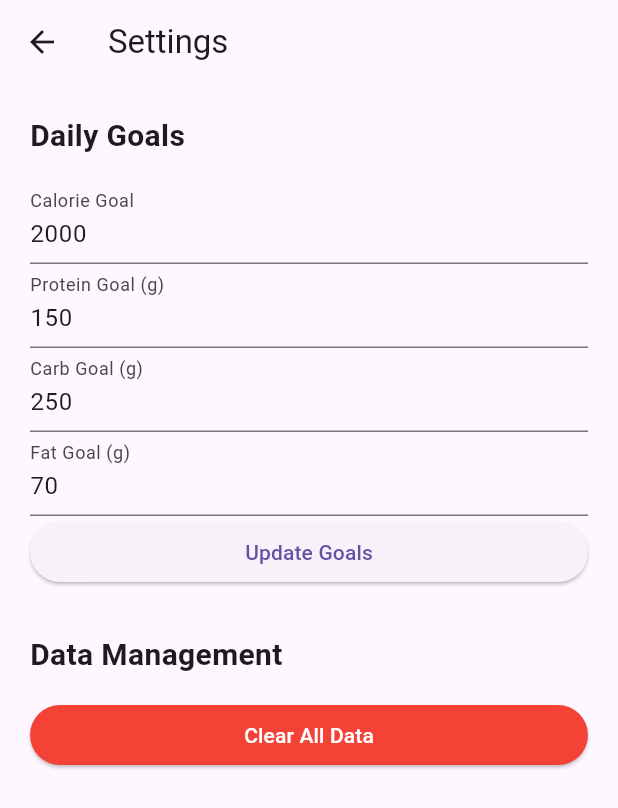
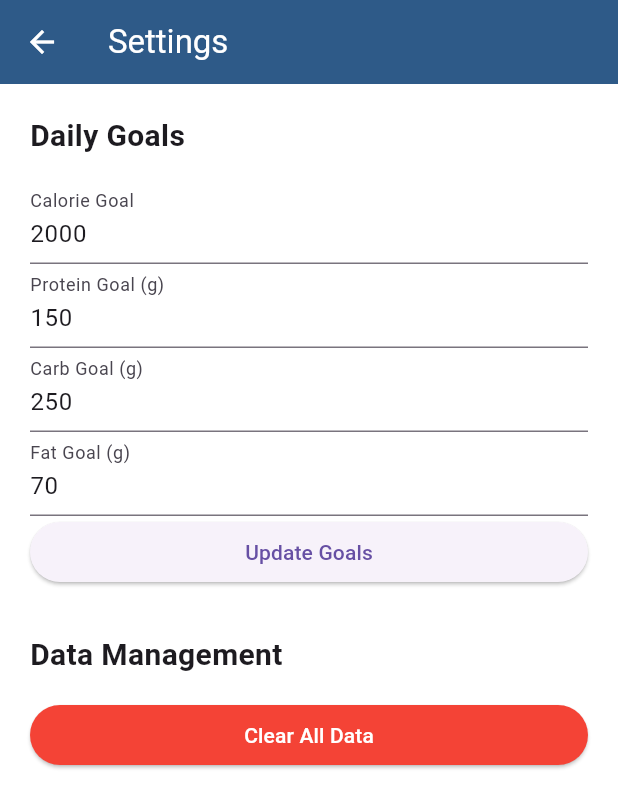
Before and after one commit to RD-Dundee/FitnessFriend, a Flutter app: the screen it shows after launch, after a tap on the "settings" icon, on a phone screen of 412 x 824 dp. Shown: the top 808 px of the screen. Run offline on Flutter 3.47's test engine with Material 3 defaults, Android fonts, the phone set to English and light mode, and no system bars; our stand-ins replace percent_indicator, sqflite; missing offline and left inert: encrypt; accounts and stored records are empty.

Commit message:
Final version

```diff
--- a/fitness_friend/lib/main.dart
+++ b/fitness_friend/lib/main.dart
@@ -10,8 +10,18 @@ class MyApp extends StatelessWidget {
 
   @override
   Widget build(BuildContext context) {
-    return const MaterialApp(
-      home: navBar(),
+    return MaterialApp(
+      debugShowCheckedModeBanner: false,
+      theme: ThemeData(
+        primaryColor: Color(0xFF2E5A88),
+        scaffoldBackgroundColor: Colors.white,
+        appBarTheme: AppBarTheme(
+          backgroundColor: Color(0xFF2E5A88),
+          foregroundColor: Colors.white,
+          elevation: 0,
+        ),
+      ),
+      home: const navBar(),
     );
   }
 }
--- a/fitness_friend/lib/screens/home.dart
+++ b/fitness_friend/lib/screens/home.dart
@@ -74,15 +74,14 @@ class homeScreenState extends State<homeScreen> {
     }
   }
 
-  Future<void> logPortion(Map<String, dynamic> meal) async {
+  Future<void> logPortion(Map<String, dynamic> meal, TextEditingController weightCtrl) async {
     final enteredWeight = int.tryParse(weightCtrl.text) ?? 0;
     if (enteredWeight == 0) return;
 
     final scale = enteredWeight / (meal["totalWeight"] ?? 1);
 
     final now = DateTime.now();
-    final date =
-        "${now.year}-${now.month.toString().padLeft(2, '0')}-${now.day.toString().padLeft(2, '0')}";
+    final date = "${now.year}-${now.month.toString().padLeft(2, '0')}-${now.day.toString().padLeft(2, '0')}";
 
     final db = await AppDatabase.getDatabase();
     await db.insert("loggedMeals", {
@@ -99,6 +98,9 @@ class homeScreenState extends State<homeScreen> {
 
     weightCtrl.clear();
     await loadProgress();
+
+    ScaffoldMessenger.of(context)
+        .showSnackBar(const SnackBar(content: Text("Meal logged successfully!")));
   }
 
   @override
@@ -108,26 +110,32 @@ class homeScreenState extends State<homeScreen> {
       body: SingleChildScrollView(
         child: Column(
           children: [
-            const SizedBox(height: 40),
 
-            Center(
-              child: CircularPercentIndicator(
+            Card(
+              margin: EdgeInsets.all(16),
+              elevation: 2,
+              child: Padding(
+                padding: EdgeInsets.all(20),
+                child: Column(
+                  children: [
+                    CircularPercentIndicator(
                       radius: 110,
                       lineWidth: 18,
-                percent: calorieGoal == 0
-                    ? 0
-                    : (calories / calorieGoal).clamp(0.0, 1.0),
+                      percent: calorieGoal == 0 ? 0 : (calories / calorieGoal).clamp(0.0, 1.0),
                       animation: true,
                       circularStrokeCap: CircularStrokeCap.round,
                       progressColor: Colors.orange,
                       backgroundColor: Colors.grey.shade300,
                       center: Column(
                         mainAxisAlignment: MainAxisAlignment.center,
+                        mainAxisSize: MainAxisSize.min,
                         children: [
                           Text(
                             "$calories",
                             style: const TextStyle(
-                          fontSize: 34, fontWeight: FontWeight.bold),
+                              fontSize: 34,
+                              fontWeight: FontWeight.bold,
+                            ),
                           ),
                           Text(
                             "/ $calorieGoal kcal",
@@ -136,29 +144,49 @@ class homeScreenState extends State<homeScreen> {
                         ],
                       ),
                     ),
-            ),
 
                     const SizedBox(height: 30),
 
-            Row(
+                    Container(
+                      padding: EdgeInsets.symmetric(horizontal: 5),
+                      child: Row(
                         mainAxisAlignment: MainAxisAlignment.spaceAround,
                         children: [
-                macroWheel(carbs, carbGoal, "Carbs"),
-                macroWheel(protein, proteinGoal, "Protein"),
-                macroWheel(fat, fatGoal, "Fat"),
+                          macroWheel(carbs, carbGoal, "Carbs", Colors.blue),
+                          macroWheel(protein, proteinGoal, "Protein", Colors.red),
+                          macroWheel(fat, fatGoal, "Fat", Colors.purple),
+                        ],
+                      ),
+                    ),
                   ],
                 ),
 
-            const SizedBox(height: 25),
-            Container(height: 3, width: double.infinity, color: Colors.grey.shade400),
-            const SizedBox(height: 20),
-
-            const Text(
-              "Saved Meals",
-              style: TextStyle(fontSize: 22, fontWeight: FontWeight.bold),
+              ),
             ),
 
-            const SizedBox(height: 15),
+            Container(
+              width: double.infinity,
+              padding: EdgeInsets.symmetric(vertical: 20),
+              decoration: BoxDecoration(
+                border: Border(
+                  bottom: BorderSide(
+                    color: Colors.grey.shade400,
+                    width: 3,
+                  ),
+                ),
+              ),
+              child: Center(
+                child: Text(
+                  "Saved Meals",
+                  style: TextStyle(
+                    fontSize: 22,
+                    fontWeight: FontWeight.bold,
+                  ),
+                ),
+              ),
+            ),
+
+            const SizedBox(height: 20),
 
             for (final meal in savedMeals) buildSavedMealCard(meal),
 
@@ -169,18 +197,19 @@ class homeScreenState extends State<homeScreen> {
     );
   }
 
-  Widget macroWheel(int value, int goal, String label) {
+  Widget macroWheel(int value, int goal, String label, Color color) {
     return Column(
       children: [
         CircularPercentIndicator(
-          radius: 55,
+          radius: 45,
           lineWidth: 10,
           percent: goal == 0 ? 0 : (value / goal).clamp(0.0, 1.0),
           animation: true,
-          progressColor: Colors.blue,
+          circularStrokeCap: CircularStrokeCap.butt,
+          progressColor: color,
           backgroundColor: Colors.grey,
           center: Text(
-            "${goal == 0 ? 0 : ((value / goal) * 100).round()}%",
+            goal == 0 ? "0%" : "${((value / goal) * 100).round()}%",
             style: const TextStyle(fontSize: 16),
           ),
         ),
@@ -192,35 +221,40 @@ class homeScreenState extends State<homeScreen> {
   }
 
   Widget buildSavedMealCard(Map<String, dynamic> meal) {
+    final localWeightCtrl = TextEditingController();
+
     return Container(
       margin: const EdgeInsets.symmetric(vertical: 8, horizontal: 15),
       padding: const EdgeInsets.all(15),
       decoration: BoxDecoration(
-          borderRadius: BorderRadius.circular(12), color: Colors.grey.shade200),
+        borderRadius: BorderRadius.circular(12),
+        color: Colors.grey.shade100,
+        border: Border.all(
+          color: Colors.grey.shade400,
+          width: 1,
+        ),
+      ),
       child: Column(
         crossAxisAlignment: CrossAxisAlignment.start,
         children: [
           Text(meal["name"],
-              style:
-                  const TextStyle(fontSize: 18, fontWeight: FontWeight.w600)),
+              style: const TextStyle(fontSize: 18, fontWeight: FontWeight.w600)),
           const SizedBox(height: 5),
-          Text("${meal["totalWeight"]} g • ${meal["calories"]} kcal"),
-
+          Text("${meal["totalWeight"]}g • ${meal["calories"]} kcal • ${meal["protein"]}P • ${meal["carbs"]}C • ${meal["fat"]}F"),
           const SizedBox(height: 10),
 
           Row(
             children: [
               Expanded(
                 child: TextField(
-                  controller: weightCtrl,
-                  decoration:
-                      const InputDecoration(labelText: "Weight used (g)"),
+                  controller: localWeightCtrl,
+                  decoration: const InputDecoration(labelText: "Weight used (g)"),
                   keyboardType: TextInputType.number,
                 ),
               ),
               const SizedBox(width: 10),
               ElevatedButton(
-                onPressed: () => logPortion(meal),
+                onPressed: () => logPortion(meal, localWeightCtrl),
                 child: const Text("Add"),
               ),
             ],
@@ -229,4 +263,5 @@ class homeScreenState extends State<homeScreen> {
       ),
     );
   }
+
 }
--- a/fitness_friend/lib/screens/loggedMeals.dart
+++ b/fitness_friend/lib/screens/loggedMeals.dart
@@ -1,5 +1,6 @@
 import 'package:flutter/material.dart';
 import '../tables/database.dart';
+import '../screens/settings.dart';
 
 class loggedMeals extends StatefulWidget {
   const loggedMeals({super.key});
@@ -42,12 +43,11 @@ class _loggedMealsState extends State<loggedMeals> {
 
     Map<String, List<Map<String, dynamic>>> grouped = {};
     for (var meal in data) {
-      //fix
       final rawTs = meal["timestamp"];
       final ts = DateTime.fromMillisecondsSinceEpoch(
         (rawTs is int) ? rawTs : int.tryParse(rawTs.toString()) ?? 0
       );
-      //this part
+
       final hourKey = "${ts.hour.toString().padLeft(2, '0')}:00";
 
       grouped.putIfAbsent(hourKey, () => []);
@@ -62,7 +62,20 @@ class _loggedMealsState extends State<loggedMeals> {
   @override
   Widget build(BuildContext context) {
     return Scaffold(
-      appBar: AppBar(title: const Text("Logged Meals")),
+      appBar: AppBar(  // ← JUST ADDED THIS HEADER
+        title: const Text("Logged Meals"),
+        actions: [
+          IconButton(
+            onPressed: () {
+              Navigator.push(
+                context,
+                MaterialPageRoute(builder: (_) => const settings())
+              );
+            },
+            icon: Icon(Icons.settings),
+          ),
+        ],
+      ),
       body: ListView.builder(
         itemCount: hours.length,
         itemBuilder: (context, index) {
```
Lines whose indentation alone changed are shown as unchanged.
